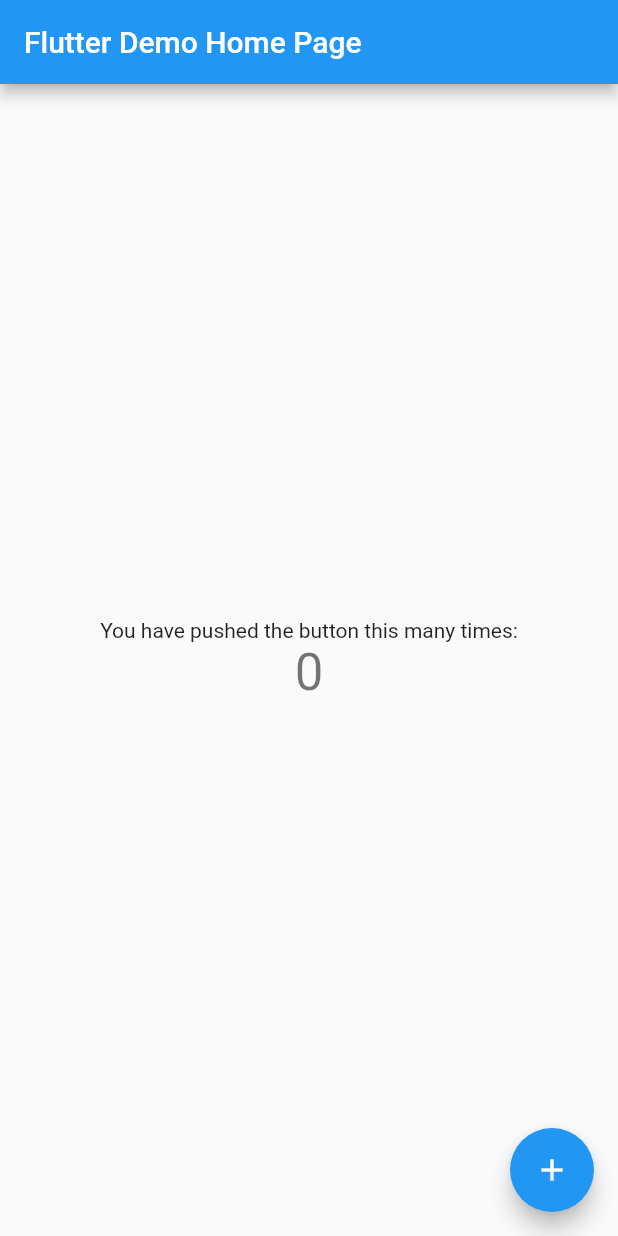
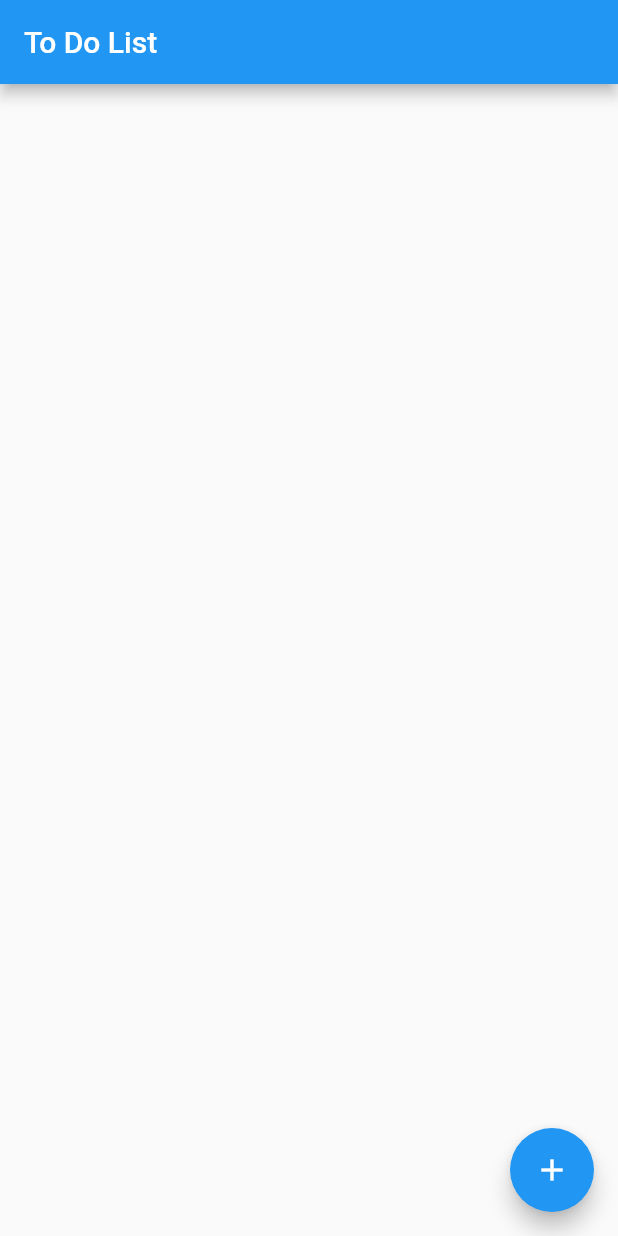
Before and after one commit to AlexanderFadeev/flutter_to_do_app, a Flutter app: the screen it shows after launch, on a phone screen of 412 x 824 dp. Run offline on Flutter 3.47's test engine with Material 2 defaults, Android fonts, the phone set to English and light mode, and no system bars.

Commit message:
Remove unnecessary code

```diff
--- a/flutter_to_do_app/lib/main.dart
+++ b/flutter_to_do_app/lib/main.dart
@@ -1,111 +1,32 @@
 import 'package:flutter/material.dart';
 
-void main() => runApp(MyApp());
+void main() => runApp(ToDoApp());
 
-class MyApp extends StatelessWidget {
-  // This widget is the root of your application.
+class ToDoApp extends StatelessWidget {
   @override
   Widget build(BuildContext context) {
     return MaterialApp(
-      title: 'Flutter Demo',
+      title: 'To Do App',
       theme: ThemeData(
-        // This is the theme of your application.
-        //
-        // Try running your application with "flutter run". You'll see the
-        // application has a blue toolbar. Then, without quitting the app, try
-        // changing the primarySwatch below to Colors.green and then invoke
-        // "hot reload" (press "r" in the console where you ran "flutter run",
-        // or simply save your changes to "hot reload" in a Flutter IDE).
-        // Notice that the counter didn't reset back to zero; the application
-        // is not restarted.
         primarySwatch: Colors.blue,
       ),
-      home: MyHomePage(title: 'Flutter Demo Home Page'),
+      home: ListScreen(),
     );
   }
 }
 
-class MyHomePage extends StatefulWidget {
-  MyHomePage({Key key, this.title}) : super(key: key);
-
-  // This widget is the home page of your application. It is stateful, meaning
-  // that it has a State object (defined below) that contains fields that affect
-  // how it looks.
-
-  // This class is the configuration for the state. It holds the values (in this
-  // case the title) provided by the parent (in this case the App widget) and
-  // used by the build method of the State. Fields in a Widget subclass are
-  // always marked "final".
-
-  final String title;
-
-  @override
-  _MyHomePageState createState() => _MyHomePageState();
-}
-
-class _MyHomePageState extends State<MyHomePage> {
-  int _counter = 0;
-
-  void _incrementCounter() {
-    setState(() {
-      // This call to setState tells the Flutter framework that something has
-      // changed in this State, which causes it to rerun the build method below
-      // so that the display can reflect the updated values. If we changed
-      // _counter without calling setState(), then the build method would not be
-      // called again, and so nothing would appear to happen.
-      _counter++;
-    });
-  }
-
+class ListScreen extends StatelessWidget {
   @override
   Widget build(BuildContext context) {
-    // This method is rerun every time setState is called, for instance as done
-    // by the _incrementCounter method above.
-    //
-    // The Flutter framework has been optimized to make rerunning build methods
-    // fast, so that you can just rebuild anything that needs updating rather
-    // than having to individually change instances of widgets.
     return Scaffold(
       appBar: AppBar(
-        // Here we take the value from the MyHomePage object that was created by
-        // the App.build method, and use it to set our appbar title.
-        title: Text(widget.title),
-      ),
-      body: Center(
-        // Center is a layout widget. It takes a single child and positions it
-        // in the middle of the parent.
-        child: Column(
-          // Column is also a layout widget. It takes a list of children and
-          // arranges them vertically. By default, it sizes itself to fit its
-          // children horizontally, and tries to be as tall as its parent.
-          //
-          // Invoke "debug painting" (press "p" in the console, choose the
-          // "Toggle Debug Paint" action from the Flutter Inspector in Android
-          // Studio, or the "Toggle Debug Paint" command in Visual Studio Code)
-          // to see the wireframe for each widget.
-          //
-          // Column has various properties to control how it sizes itself and
-          // how it positions its children. Here we use mainAxisAlignment to
-          // center the children vertically; the main axis here is the vertical
-          // axis because Columns are vertical (the cross axis would be
-          // horizontal).
-          mainAxisAlignment: MainAxisAlignment.center,
-          children: <Widget>[
-            Text(
-              'You have pushed the button this many times:',
-            ),
-            Text(
-              '$_counter',
-              style: Theme.of(context).textTheme.display1,
-            ),
-          ],
-        ),
+        title: Text('To Do List'),
       ),
       floatingActionButton: FloatingActionButton(
-        onPressed: _incrementCounter,
-        tooltip: 'Increment',
+        tooltip: 'Add Task',
+        onPressed: () => {},
         child: Icon(Icons.add),
-      ), // This trailing comma makes auto-formatting nicer for build methods.
+      ),
     );
   }
 }
```
Also changed, not shown: 1 other file.
